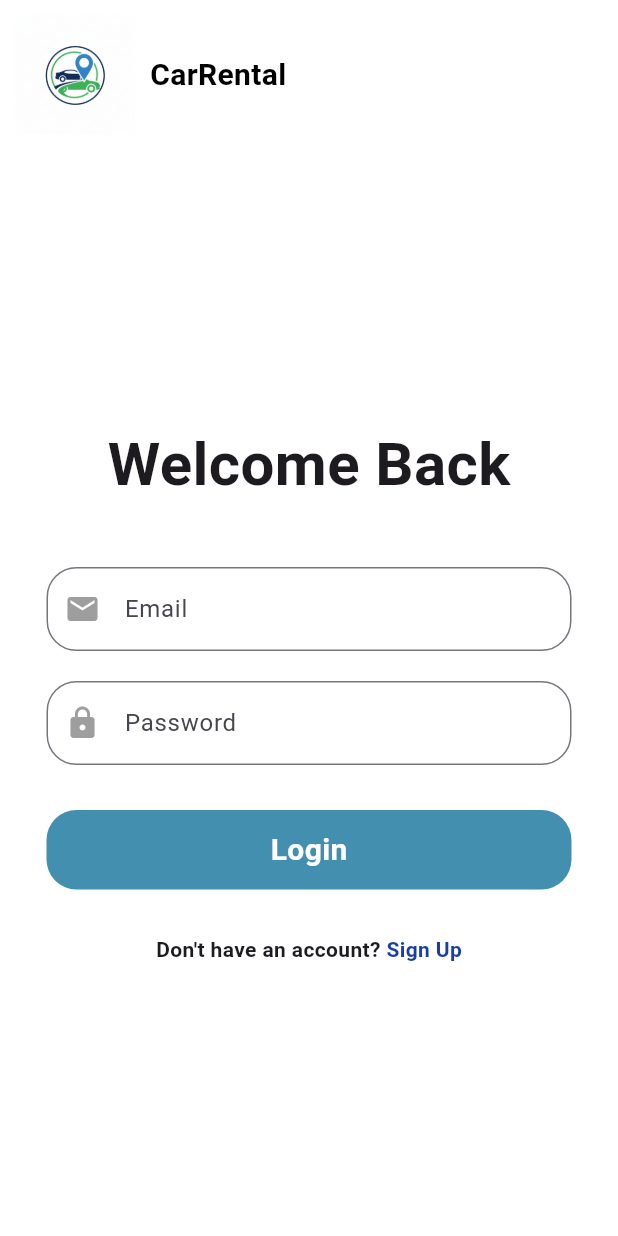
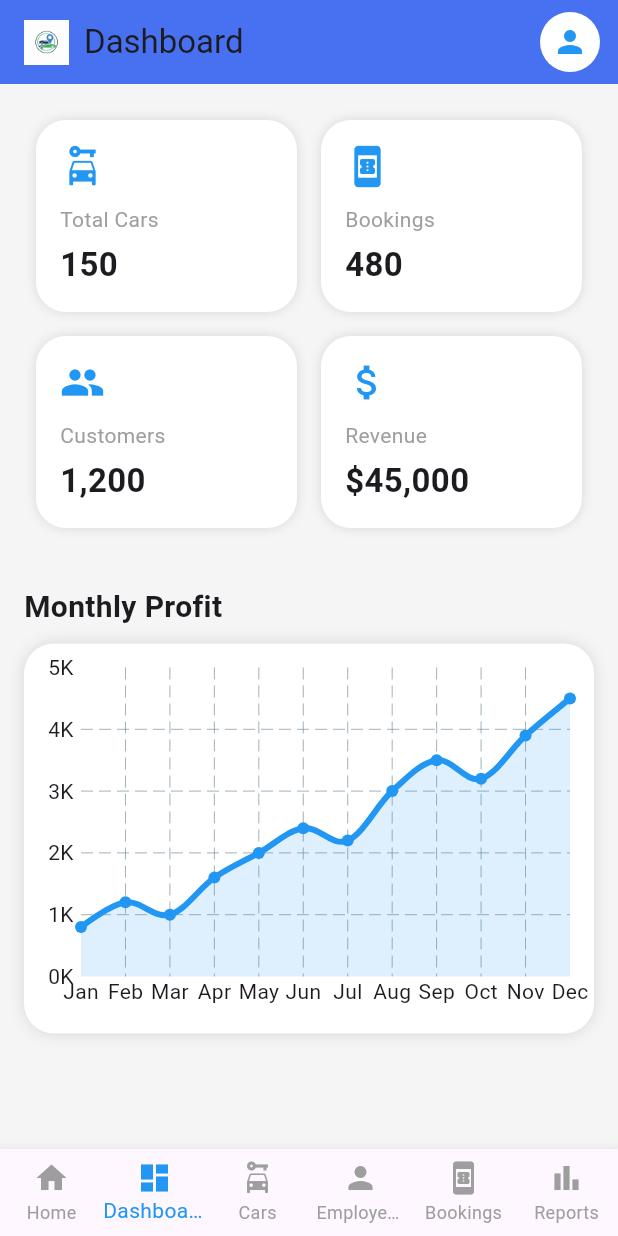
Before and after one commit to abodnajjar/Car-Rental, a Flutter app: the screen it shows after launch, on a phone screen of 412 x 824 dp. Run offline on Flutter 3.47's test engine with Material 3 defaults, Android fonts, the phone set to English and light mode, and no system bars; drawn by our look-alikes of fl_chart.

Commit message:
admin feature

```diff
--- /dev/null
+++ b/Frontend/flutter_app/lib/admin_dashboard.dart
@@ -0,0 +1,433 @@
+import 'package:flutter/material.dart';
+import 'package:fl_chart/fl_chart.dart';
+
+class AdminDashboardApp extends StatefulWidget {
+  const AdminDashboardApp({super.key});
+
+  @override
+  State<AdminDashboardApp> createState() => _AdminDashboardAppState();
+}
+
+class _AdminDashboardAppState extends State<AdminDashboardApp> {
+  int _currentIndex = 1;
+
+  final List<String> _titles = [
+    "Home",
+    "Dashboard",
+    "Cars",
+    "Employees",
+    "Bookings",
+    "Reports",
+  ];
+
+  final List<String> _headerImages = [
+    "assets/home.png",
+    "assets/dashboard.png",
+    "assets/cars.png",
+    "assets/employees.png",
+    "assets/bookings.png",
+    "assets/reports.png",
+  ];
+
+  late final List<Widget> _screens;
+
+  @override
+  void initState() {
+    super.initState();
+    _screens = const [
+      HomeScreen(),
+      DashboardScreen(),
+      CarsScreen(),
+      EmployeesScreen(),
+      BookingsScreen(),
+      ReportsScreen(),
+    ];
+  }
+
+  @override
+  Widget build(BuildContext context) {
+    return Scaffold(
+      backgroundColor: Colors.grey[100],
+
+      // ================= AppBar =================
+      appBar: AppBar(
+        backgroundColor: const Color.fromARGB(255, 71, 113, 241),
+        title: Row(
+          children: [
+            Image.asset("assets/carRental.png", height: 30),
+            const SizedBox(width: 10),
+            Text(_titles[_currentIndex]),
+          ],
+        ),
+        actions: [
+          Padding(
+            padding: const EdgeInsets.only(right: 12),
+            child: GestureDetector(
+              onTap: () {
+                Navigator.push(
+                  context,
+                  MaterialPageRoute(
+                    builder: (_) => const ProfileScreen(),
+                  ),
+                );
+              },
+              child: const CircleAvatar(
+                backgroundColor: Colors.white,
+                child: Icon(Icons.person, color: Colors.blue),
+              ),
+            ),
+          ),
+        ],
+      ),
+
+      // ================= Body =================
+      body: Column(
+        children: [
+          // ===== Header Image =====
+          Container(
+            width: double.infinity,
+            decoration: BoxDecoration(
+              image: DecorationImage(
+                image: AssetImage(_headerImages[_currentIndex]),
+                fit: BoxFit.cover,
+              ),
+            ),
+          ),
+
+          // ===== Screen Content =====
+          Expanded(
+            child: _screens[_currentIndex],
+          ),
+        ],
+      ),
+
+      // ================= Bottom Navigation =================
+      bottomNavigationBar: BottomNavigationBar(
+        currentIndex: _currentIndex,
+        type: BottomNavigationBarType.fixed,
+        selectedItemColor: Colors.blue,
+        unselectedItemColor: Colors.grey,
+        onTap: (index) {
+          setState(() {
+            _currentIndex = index;
+          });
+        },
+        items: const [
+          BottomNavigationBarItem(
+            icon: Icon(Icons.home),
+            label: "Home",
+          ),
+          BottomNavigationBarItem(
+            icon: Icon(Icons.dashboard),
+            label: "Dashboard",
+          ),
+          BottomNavigationBarItem(
+            icon: Icon(Icons.car_rental),
+            label: "Cars",
+          ),
+          BottomNavigationBarItem(
+            icon: Icon(Icons.person),
+            label: "Employees",
+          ),
+          BottomNavigationBarItem(
+            icon: Icon(Icons.book_online),
+            label: "Bookings",
+          ),
+          BottomNavigationBarItem(
+            icon: Icon(Icons.bar_chart),
+            label: "Reports",
+          ),
+        ],
+      ),
+    );
+  }
+}
+
+//////////////////////////////////////////////////////////////
+// DASHBOARD SCREEN
+//////////////////////////////////////////////////////////////
+
+class DashboardScreen extends StatelessWidget {
+  const DashboardScreen({super.key});
+
+  @override
+  Widget build(BuildContext context) {
+    return SingleChildScrollView(
+      padding: const EdgeInsets.all(16),
+      child: Column(
+        children: [
+          Row(
+            children: [
+              statCard("Total Cars", "150", Icons.car_rental),
+              statCard("Bookings", "480", Icons.book_online),
+            ],
+          ),
+          Row(
+            children: [
+              statCard("Customers", "1,200", Icons.people),
+              statCard("Revenue", "\$45,000", Icons.attach_money),
+            ],
+          ),
+          const SizedBox(height: 30),
+          const Align(
+            alignment: Alignment.centerLeft,
+            child: Text(
+              "Monthly Profit",
+              style: TextStyle(fontSize: 20, fontWeight: FontWeight.bold),
+            ),
+          ),
+          const SizedBox(height: 10),
+          Container(
+            height: 260,
+            padding: const EdgeInsets.all(16),
+            decoration: BoxDecoration(
+              color: Colors.white,
+              borderRadius: BorderRadius.circular(20),
+              boxShadow: const [
+                BoxShadow(color: Colors.black12, blurRadius: 8),
+              ],
+            ),
+            child: LineChart(_chartData()),
+          ),
+        ],
+      ),
+    );
+  }
+
+  static Widget statCard(String title, String value, IconData icon) {
+    return Expanded(
+      child: Container(
+        margin: const EdgeInsets.all(8),
+        padding: const EdgeInsets.all(16),
+        decoration: BoxDecoration(
+          color: Colors.white,
+          borderRadius: BorderRadius.circular(20),
+          boxShadow: const [
+            BoxShadow(color: Colors.black12, blurRadius: 6),
+          ],
+        ),
+        child: Column(
+          crossAxisAlignment: CrossAxisAlignment.start,
+          children: [
+            Icon(icon, color: Colors.blue, size: 30),
+            const SizedBox(height: 10),
+            Text(title, style: const TextStyle(color: Colors.grey)),
+            const SizedBox(height: 5),
+            Text(
+              value,
+              style: const TextStyle(
+                fontSize: 22,
+                fontWeight: FontWeight.bold,
+              ),
+            ),
+          ],
+        ),
+      ),
+    );
+  }
+
+  static LineChartData _chartData() {
+    return LineChartData(
+      minY: 0,
+      maxY: 5000,
+      gridData: FlGridData(show: true),
+      borderData: FlBorderData(show: false),
+      titlesData: FlTitlesData(
+        topTitles: AxisTitles(sideTitles: SideTitles(showTitles: false)),
+        rightTitles: AxisTitles(sideTitles: SideTitles(showTitles: false)),
+        leftTitles: AxisTitles(
+          sideTitles: SideTitles(
+            showTitles: true,
+            interval: 1000,
+            getTitlesWidget: (value, meta) {
+              return Text("${(value / 1000).toInt()}K");
+            },
+          ),
+        ),
+        bottomTitles: AxisTitles(
+          sideTitles: SideTitles(
+            showTitles: true,
+            getTitlesWidget: (value, meta) {
+              const months = [
+                "Jan", "Feb", "Mar", "Apr", "May", "Jun",
+                "Jul", "Aug", "Sep", "Oct", "Nov", "Dec"
+              ];
+              return Text(months[value.toInt()]);
+            },
+          ),
+        ),
+      ),
+      lineBarsData: [
+        LineChartBarData(
+          spots: const [
+            FlSpot(0, 800),
+            FlSpot(1, 1200),
+            FlSpot(2, 1000),
+            FlSpot(3, 1600),
+            FlSpot(4, 2000),
+            FlSpot(5, 2400),
+            FlSpot(6, 2200),
+            FlSpot(7, 3000),
+            FlSpot(8, 3500),
+            FlSpot(9, 3200),
+            FlSpot(10, 3900),
+            FlSpot(11, 4500),
+          ],
+          isCurved: true,
+          color: Colors.blue,
+          barWidth: 4,
+          belowBarData: BarAreaData(
+            show: true,
+            color: Colors.blue.withOpacity(0.15),
+          ),
+        ),
+      ],
+    );
+  }
+}
+
+//////////////////////////////////////////////////////////////
+// OTHER SCREENS
+//////////////////////////////////////////////////////////////
+
+class HomeScreen extends StatelessWidget {
+  const HomeScreen({super.key});
+
+  @override
+  Widget build(BuildContext context) {
+    return const Center(child: Text("Home Screen"));
+  }
+}
+
+class CarsScreen extends StatelessWidget {
+  const CarsScreen({super.key});
+
+  @override
+  Widget build(BuildContext context) {
+    return const Center(child: Text("Cars Screen"));
+  }
+}
+
+
+class EmployeesScreen extends StatelessWidget {
+  const EmployeesScreen({super.key});
+
+  @override
+  Widget build(BuildContext context) {
+    return Scaffold(
+      backgroundColor: Colors.grey.shade100,
+
+      body: ListView.builder(
+        padding: const EdgeInsets.all(16),
+        itemCount: 6,
+        itemBuilder: (context, index) {
+          return Container(
+            margin: const EdgeInsets.only(bottom: 16),
+            padding: const EdgeInsets.all(12),
+            decoration: BoxDecoration(
+              color: Colors.white,
+              borderRadius: BorderRadius.circular(16),
+              boxShadow: const [
+                BoxShadow(
+                  color: Colors.black12,
+                  blurRadius: 6,
+                  offset: Offset(0, 3),
+                ),
+              ],
+            ),
+            child: Row(
+              children: [
+                // صورة الموظف (Placeholder)
+                Container(
+                  width: 60,
+                  height: 60,
+                  decoration: BoxDecoration(
+                    color: Colors.grey.shade200,
+                    borderRadius: BorderRadius.circular(16),
+                  ),
+                  child: const Icon(
+                    Icons.person,
+                    size: 32,
+                    color: Colors.grey,
+                  ),
+                ),
+
+                const SizedBox(width: 16),
+
+
+                const Text(
+                  "Employee",
+                  style: TextStyle(
+                    fontSize: 18,
+                    fontWeight: FontWeight.w600,
+                  ),
+                ),
+              ],
+            ),
+          );
+        },
+      ),
+
+      // ================= Floating Button =================
+      floatingActionButton: FloatingActionButton(
+        backgroundColor: Colors.grey.shade300,
+        onPressed: () {
+
+        },
+        child: const Icon(Icons.add, color: Colors.black),
+      ),
+    );
+  }
+}
+
+class BookingsScreen extends StatelessWidget {
+  const BookingsScreen({super.key});
+
+  @override
+  Widget build(BuildContext context) {
+    return const Center(child: Text("Bookings Screen"));
+  }
+}
+
+class ReportsScreen extends StatelessWidget {
+  const ReportsScreen({super.key});
+
+  @override
+  Widget build(BuildContext context) {
+    return const Center(child: Text("Reports Screen"));
+  }
+}
+
+//////////////////////////////////////////////////////////////
+// PROFILE SCREEN
+//////////////////////////////////////////////////////////////
+
+class ProfileScreen extends StatelessWidget {
+  const ProfileScreen({super.key});
+
+  @override
+  Widget build(BuildContext context) {
+    return Scaffold(
+      appBar: AppBar(title: const Text("My Profile")),
+      body: Padding(
+        padding: const EdgeInsets.all(20),
+        child: Column(
+          children: const [
+            CircleAvatar(
+              radius: 60,
+              backgroundColor: Colors.blue,
+              child: Icon(Icons.person, size: 60, color: Colors.white),
+            ),
+            SizedBox(height: 20),
+            Text(
+              "Admin User",
+              style: TextStyle(fontSize: 22, fontWeight: FontWeight.bold),
+            ),
+            SizedBox(height: 10),
+            Text("admin@carrental.com"),
+          ],
+        ),
+      ),
+    );
+  }
+}
--- a/Frontend/flutter_app/lib/main.dart
+++ b/Frontend/flutter_app/lib/main.dart
@@ -1,5 +1,5 @@
 import 'package:flutter/material.dart';
-import 'loginScreen.dart';
+import 'admin_dashboard.dart';
 
 void main() {
   runApp(const MyApp());
@@ -12,7 +12,7 @@ class MyApp extends StatelessWidget {
   Widget build(BuildContext context) {
     return const MaterialApp(
       debugShowCheckedModeBanner: false,
-      home: LoginScreen(),
+      home: AdminDashboardApp(),
     );
   }
 }
--- a/Frontend/flutter_app/pubspec.yaml
+++ b/Frontend/flutter_app/pubspec.yaml
@@ -31,20 +31,20 @@ dependencies:
   flutter:
     sdk: flutter
 
-  # The following adds the Cupertino Icons font to your application.
-  # Use with the CupertinoIcons class for iOS style icons.
   cupertino_icons: ^1.0.8
+  fl_chart: ^0.66.0
 
 dev_dependencies:
   flutter_test:
     sdk: flutter
 
+  flutter_lints: ^6.0.0
   # The "flutter_lints" package below contains a set of recommended lints to
   # encourage good coding practices. The lint set provided by the package is
   # activated in the `analysis_options.yaml` file located at the root of your
   # package. See that file for information about deactivating specific lint
   # rules and activating additional ones.
-  flutter_lints: ^6.0.0
+
 
 # For information on the generic Dart part of this file, see the
 # following page: https://dart.dev/tools/pub/pubspec
```
Also changed, not shown: Frontend/flutter_app/pubspec.lock.
